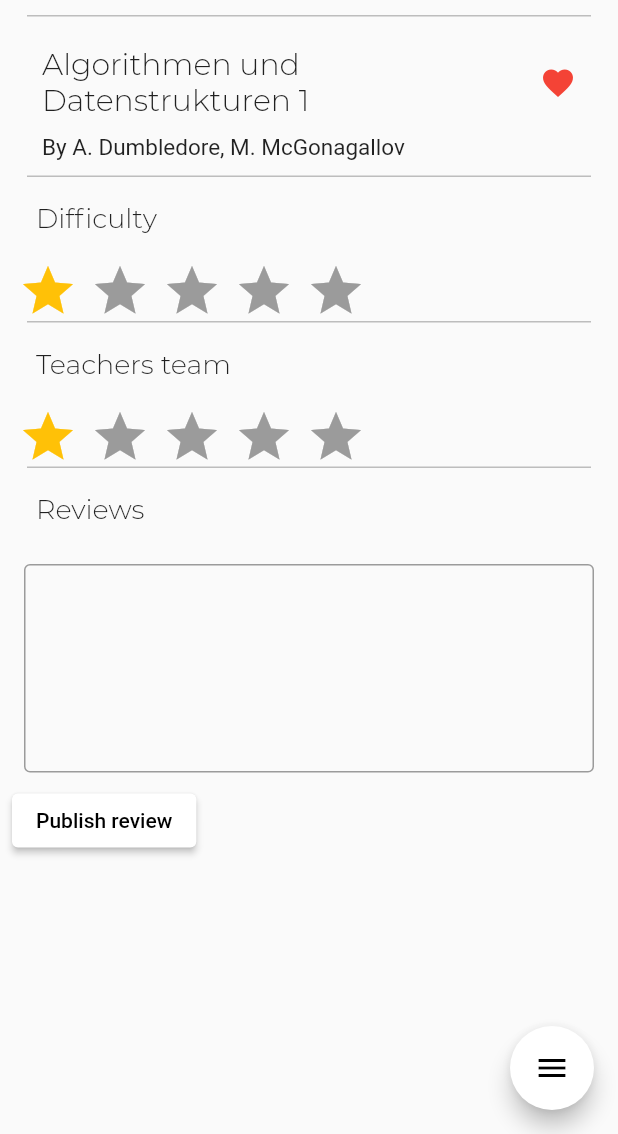
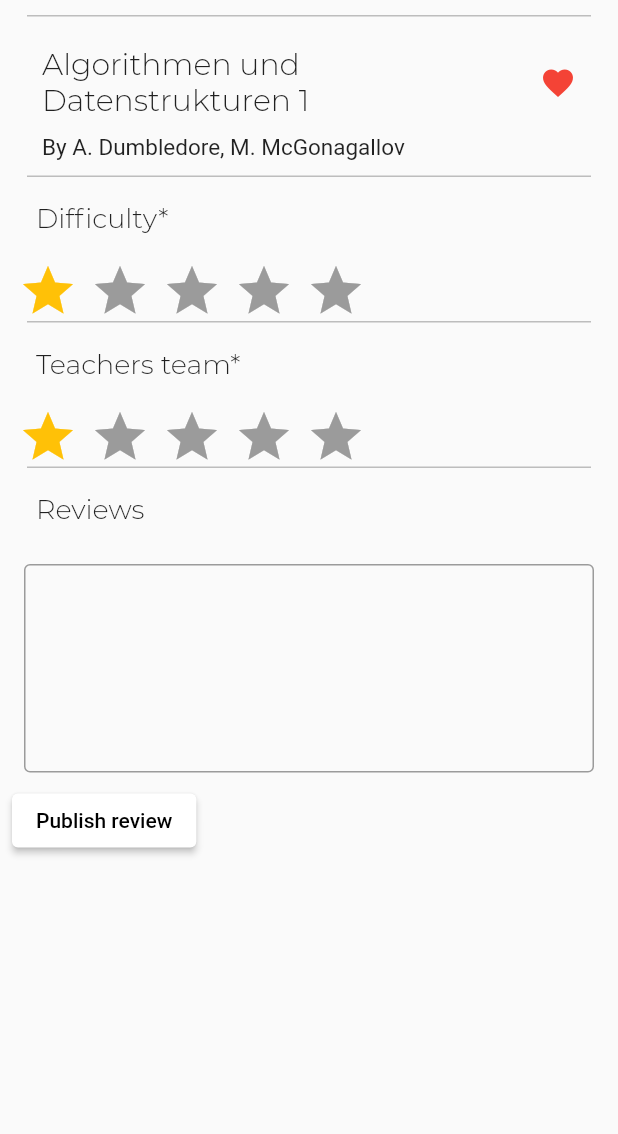
Before and after one commit to maxprimak/m2, a Flutter app: the Lv_profile screen opened by its route, after a tap on "Add review", on a phone screen of 412 x 824 dp, the part 102-1236 px from its top. Run offline on Flutter 3.47's test engine with Material 2 defaults, Android fonts, the phone set to English and light mode, and no system bars; drawn by our look-alikes of flutter_rating_bar; our stand-ins replace fluttertoast, smooth_star_rating; network calls fail; project files that could hold a hidden picture were left out.

Commit message:
feat(add review): make add review work

```diff
--- a/lib/Pages/LVs/lv_site.dart
+++ b/lib/Pages/LVs/lv_site.dart
@@ -14,7 +14,8 @@ class Lv_profile extends StatefulWidget {
 class _Lv_profileState extends State<Lv_profile> {
   User usertmp = User(name: "Peter");
 
-  Color _favIconColor = Colors.grey;
+  // Color _favIconColor = Colors.red;
+  Color _favIconColor = global.favIconColorADS;
   int amountofreviews = global.templist.length;
 
   @override
@@ -111,7 +112,11 @@ class _Lv_profileState extends State<Lv_profile> {
                     borderColor: Colors.yellow[700],
                     filledIconData: Icons.star,
                     halfFilledIconData: Icons.star_half,
-                    spacing: 0.0)
+                    spacing: 0.0),
+                Text(
+                  "("+global.algo.numberDiffReview.toString()+")",
+                  style: TextStyle(fontSize: 15),
+                ),
               ],
             ),
             Row(
@@ -130,7 +135,11 @@ class _Lv_profileState extends State<Lv_profile> {
                     borderColor: Colors.yellow[700],
                     filledIconData: Icons.star,
                     halfFilledIconData: Icons.star_half,
-                    spacing: 0.0)
+                    spacing: 0.0),
+                Text(
+                  "("+global.algo.numberTeachReview.toString()+")",
+                  style: TextStyle(fontSize: 15),
+                ),
               ],
             ),
             SizedBox(
--- a/lib/Pages/add_review.dart
+++ b/lib/Pages/add_review.dart
@@ -1,5 +1,6 @@
 import 'package:flutter/material.dart';
 import 'package:flutter_rating_bar/flutter_rating_bar.dart';
+import 'package:m2/Services/review.dart';
 
 import '../Services/user_profile.dart';
 import '../Services/global.dart' as global;
@@ -19,7 +20,6 @@ class _AddReviewState extends State<AddReview> {
   @override
   Widget build(BuildContext context) {
     return Scaffold(
-        floatingActionButton: _getMenuButton(context),
         body: SafeArea(
             child: ListView(
                 padding: const EdgeInsets.all(8),
@@ -33,10 +33,10 @@ class _AddReviewState extends State<AddReview> {
               _getLvTeacherInfo(),
               SizedBox(height: 10),
               _getDivider(),
-              _buildRow('Difficulty'),
+              _buildRow('Difficulty*'),
               _buildStars(),
               _getDivider(),
-              _buildRow('Teachers team'),
+              _buildRow('Teachers team*'),
               _buildStars(),
               _getDivider(),
               _buildRow('Reviews'),
@@ -92,7 +92,8 @@ class _AddReviewState extends State<AddReview> {
       children: <Widget>[
         ElevatedButton(
             onPressed: () {
-              Navigator.pop(context);
+              addReviewToStorage();
+              Navigator.pushReplacementNamed(context, '/lv');
             },
             style: ElevatedButton.styleFrom(primary: Colors.white),
             child: Text("Publish review",
@@ -103,16 +104,16 @@ class _AddReviewState extends State<AddReview> {
     );
   }
 
-  FloatingActionButton _getMenuButton(context) {
-    return FloatingActionButton(
-        child: Icon(
-          Icons.menu,
-          color: Colors.black,
-        ),
-        backgroundColor: Colors.white,
-        onPressed: () {
-          Navigator.pushNamed(context, '/menu');
-        });
+  void addReviewToStorage(){
+    global.algo.numberTeachReview += 1;
+    global.algo.numberDiffReview += 1;
+    if (editingController.text.isNotEmpty) {
+      Review newReview = Review(
+          teacher: 4,
+          examdiff: 4,
+          text: editingController.text);
+      global.algo.r_list.add(newReview);
+    }
   }
 
   Padding _getHeader() {
@@ -163,7 +164,7 @@ class _AddReviewState extends State<AddReview> {
           ),
           Icon(
             Icons.favorite,
-            color: Colors.red,
+            color: global.favIconColorADS,
           )
         ],
       ),
--- a/lib/Services/global.dart
+++ b/lib/Services/global.dart
@@ -1,5 +1,8 @@
 library M2.global;
 
+import 'dart:ui';
+
+import 'package:flutter/material.dart';
 import 'package:m2/Services/lv.dart';
 import 'package:m2/Services/review.dart';
 
@@ -39,3 +42,5 @@ Lv algo = Lv(
   avgmark: 4.3,
   r_list: templist,
 );
+
+Color favIconColorADS = Colors.red;
--- a/lib/Services/lv.dart
+++ b/lib/Services/lv.dart
@@ -7,6 +7,8 @@ class Lv {
   double avgmark;
   double difficulty;
   double techteam;
+  int numberDiffReview = 7;
+  int numberTeachReview = 10;
   List<Review> r_list;
 
   Lv({this.lv_id, this.name, this.profesors, this.avgmark, this.r_list});
```
Also changed, not shown: lib/Pages/home.dart (+6 -5 lines).
